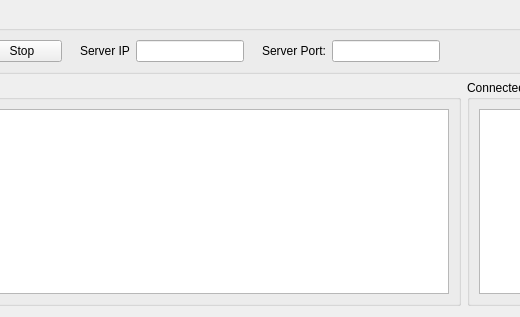
elieserdejesus/JamTaba, file src/Common/gui/PrivateServerWindow.ui: the form before one commit; both pictures show x 127 to 647 and y 0 to 317 of the 829 by 317 pixel window.
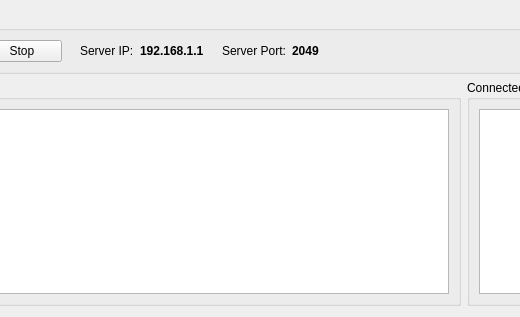
The form after the commit.

What changed in the file:
```diff
--- a/src/Common/gui/PrivateServerWindow.ui
+++ b/src/Common/gui/PrivateServerWindow.ui
@@ -71,20 +71,23 @@
          </sizepolicy>
         </property>
         <property name="text">
-         <string>Server IP</string>
+         <string>Server IP:</string>
         </property>
        </widget>
       </item>
       <item>
-       <widget class="QLineEdit" name="lineEditIP">
-        <property name="sizePolicy">
-         <sizepolicy hsizetype="Maximum" vsizetype="Fixed">
-          <horstretch>0</horstretch>
-          <verstretch>0</verstretch>
-         </sizepolicy>
+       <widget class="QLabel" name="labelIPValue">
+        <property name="font">
+         <font>
+          <weight>75</weight>
+          <bold>true</bold>
+         </font>
         </property>
-        <property name="readOnly">
-         <bool>true</bool>
+        <property name="text">
+         <string>192.168.1.1</string>
+        </property>
+        <property name="textInteractionFlags">
+         <set>Qt::TextEditorInteraction</set>
         </property>
        </widget>
       </item>
@@ -118,15 +121,18 @@
        </widget>
       </item>
       <item>
-       <widget class="QLineEdit" name="lineEditPort">
-        <property name="sizePolicy">
-         <sizepolicy hsizetype="Maximum" vsizetype="Fixed">
-          <horstretch>0</horstretch>
-          <verstretch>0</verstretch>
-         </sizepolicy>
+       <widget class="QLabel" name="labelPortValue">
+        <property name="font">
+         <font>
+          <weight>75</weight>
+          <bold>true</bold>
+         </font>
         </property>
-        <property name="readOnly">
-         <bool>true</bool>
+        <property name="text">
+         <string>2049</string>
+        </property>
+        <property name="textInteractionFlags">
+         <set>Qt::LinksAccessibleByMouse|Qt::TextEditable|Qt::TextEditorInteraction|Qt::TextSelectableByKeyboard|Qt::TextSelectableByMouse</set>
         </property>
        </widget>
       </item>
```
